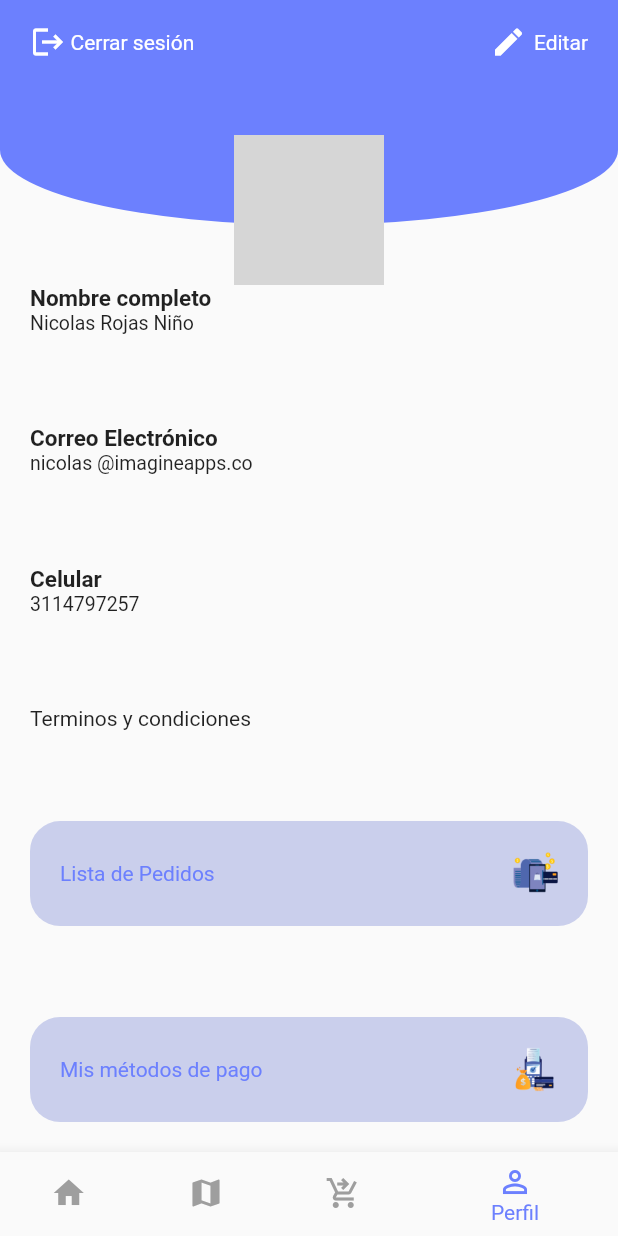
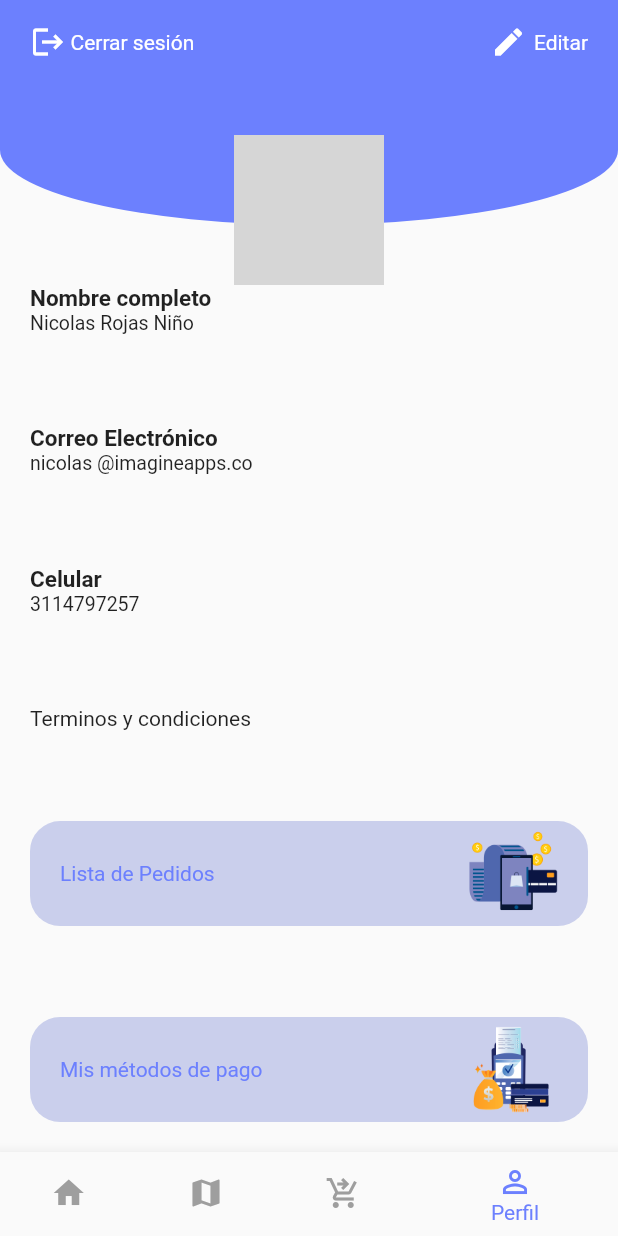
Before and after one commit to Felypee/ImagineAppsTest, a Flutter app: the screen it shows after launch, on a phone screen of 412 x 824 dp. Run offline on Flutter 3.47's test engine with Material 2 defaults, Android fonts, the phone set to English and light mode, and no system bars; grey boxes are pictures that could not be loaded.

Commit message:
maximize images

```diff
--- a/lib/screen.dart
+++ b/lib/screen.dart
@@ -156,7 +156,7 @@ class Option extends StatelessWidget {
   @override
   Widget build(BuildContext context) {
     return Container(
-      padding: const EdgeInsets.all(20),
+      padding: const EdgeInsets.symmetric(horizontal: 20, vertical: 5),
       height: 70,
       width: double.infinity,
       decoration: BoxDecoration(
```
